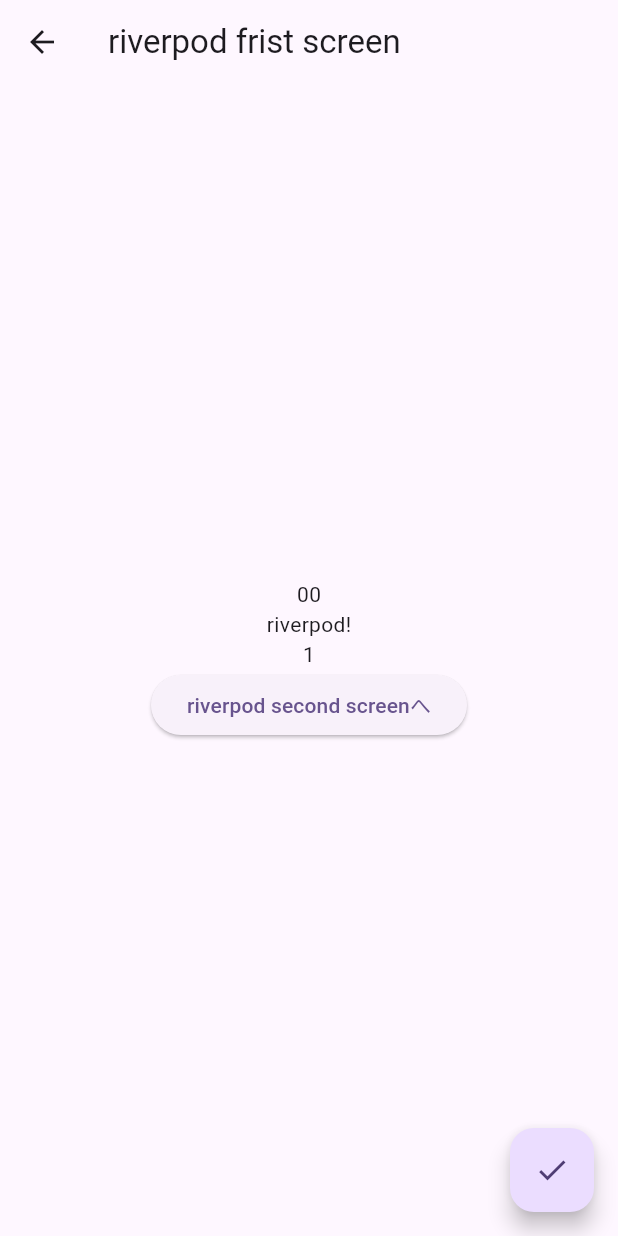
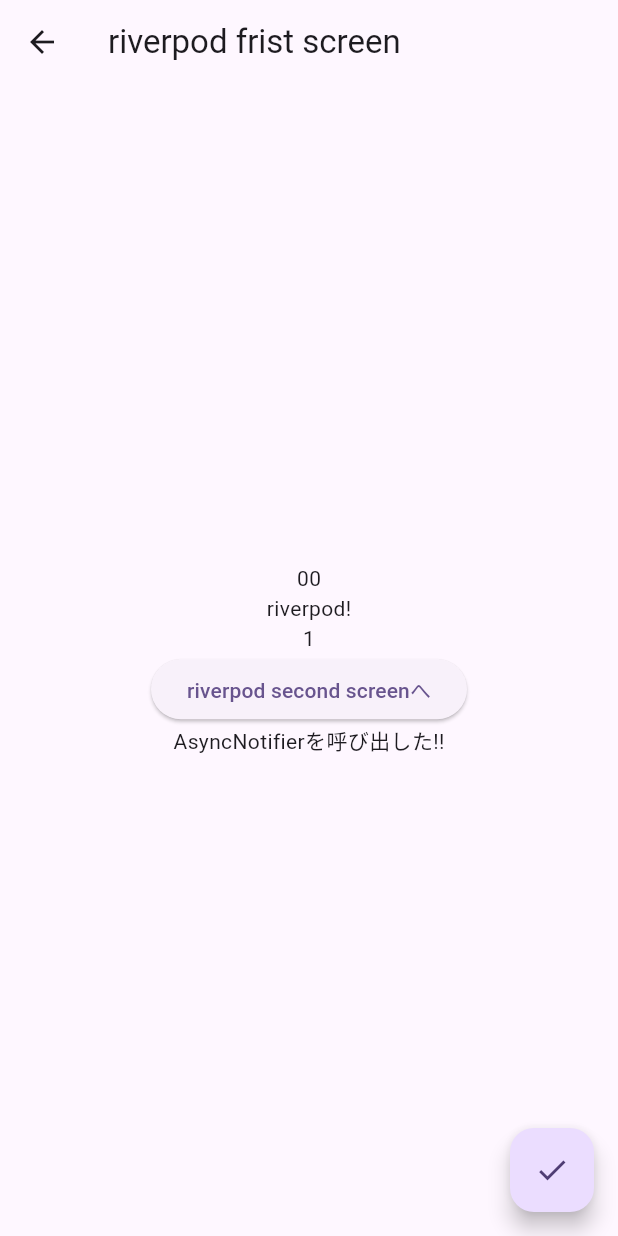
Before and after one commit to yassan16/flutter-screen-transition-and-state-management, a Flutter app: the RiverpodFirstScreen screen opened by its route, after a tap on the "check" icon, on a phone screen of 412 x 824 dp. Run offline on Flutter 3.47's test engine with Material 3 defaults, Android fonts, the phone set to English and light mode, and no system bars; our stand-ins replace flutter_riverpod, riverpod_annotation; generated files the repository leaves out were written again.

Commit message:
Riverpod 2のサンプルを追加

```diff
--- /dev/null
+++ b/lib/notifier_provider/future_sample_notifier.dart
@@ -0,0 +1,31 @@
+import 'package:riverpod_annotation/riverpod_annotation.dart';
+
+part 'generated/future_sample_notifier.g.dart';
+// 自動生成コマンド
+// flutter pub run build_runner build --delete-conflicting-outputs
+
+@riverpod
+class FutureSampleNotifier extends _$FutureSampleNotifier {
+  // 戻り値のUserを見てStateを判断している
+  @override
+  Future<String> build() {
+    // Futureを返すことで非同期処理を模擬
+    return Future.delayed(
+        const Duration(seconds: 2), () => "AsyncNotifierを呼び出した!!");
+  }
+
+  // 非同期処理を模擬する
+  // 戻り値は、試しで適当な値を返している
+  Future<int> updateState() async {
+    // データを上書き
+    state = const AsyncValue.loading();
+    // 3秒まつ
+    const sec3 = Duration(seconds: 3);
+    await Future.delayed(sec3);
+    // データを上書き
+    state = const AsyncValue.data('新しいデータを取得した!!');
+
+    // ステータスコードのつもり
+    return 201;
+  }
+}
--- a/lib/view/riverpod/riverpod_first_screen.dart
+++ b/lib/view/riverpod/riverpod_first_screen.dart
@@ -1,5 +1,6 @@
 import 'package:flutter/material.dart';
 import 'package:flutter_riverpod/flutter_riverpod.dart';
+import 'package:flutter_screen_transition_and_state_management/notifier_provider/future_sample_notifier.dart';
 import 'package:flutter_screen_transition_and_state_management/notifier_provider/user_manager_notifier.dart';
 import 'package:flutter_screen_transition_and_state_management/routes.dart';
 
@@ -9,6 +10,7 @@
   @override
   Widget build(BuildContext context, WidgetRef ref) {
     final userState = ref.watch(userManagerProvider);
+    final futureSampleState = ref.watch(futureSampleNotifierProvider);
     return Scaffold(
       appBar: AppBar(title: const Text('riverpod frist screen')),
       body: Center(
@@ -36,11 +38,26 @@
               },
               child: Text("riverpod second screenへ"),
             ),
+            futureSampleState.when(
+              data: (data) => Text(data),
+              error: (error, stack) => Text("Error: $error"),
+              loading: () => const CircularProgressIndicator(),
+            ),
           ],
         ),
       ),
       floatingActionButton: FloatingActionButton(
-        onPressed: () => ref.read(userManagerProvider.notifier).changeUser(),
+        onPressed: () async {
+          // notiferProviderを試す
+          ref.read(userManagerProvider.notifier).changeUser();
+          print(
+              "今のUser\nid: ${userState.getId}\npassword: ${userState.password}\nage: ${userState.getAge}");
+          // asyncNotifierProviderを試す
+          int i = await ref
+              .read(futureSampleNotifierProvider.notifier)
+              .updateState();
+          print("戻り値${i}");
+        },
         child: const Icon(Icons.check),
       ),
     );
```
Also changed, not shown: lib/notifier_provider/generated/future_sample_notifier.g.dart (added), pubspec.lock, 2 other files.
